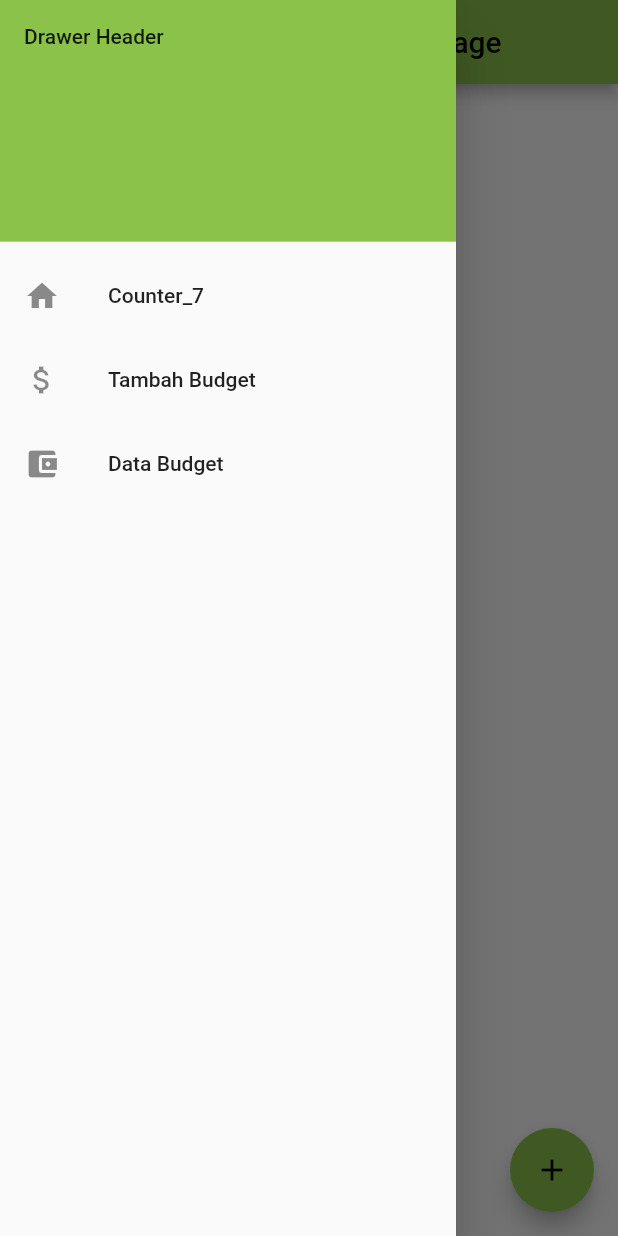
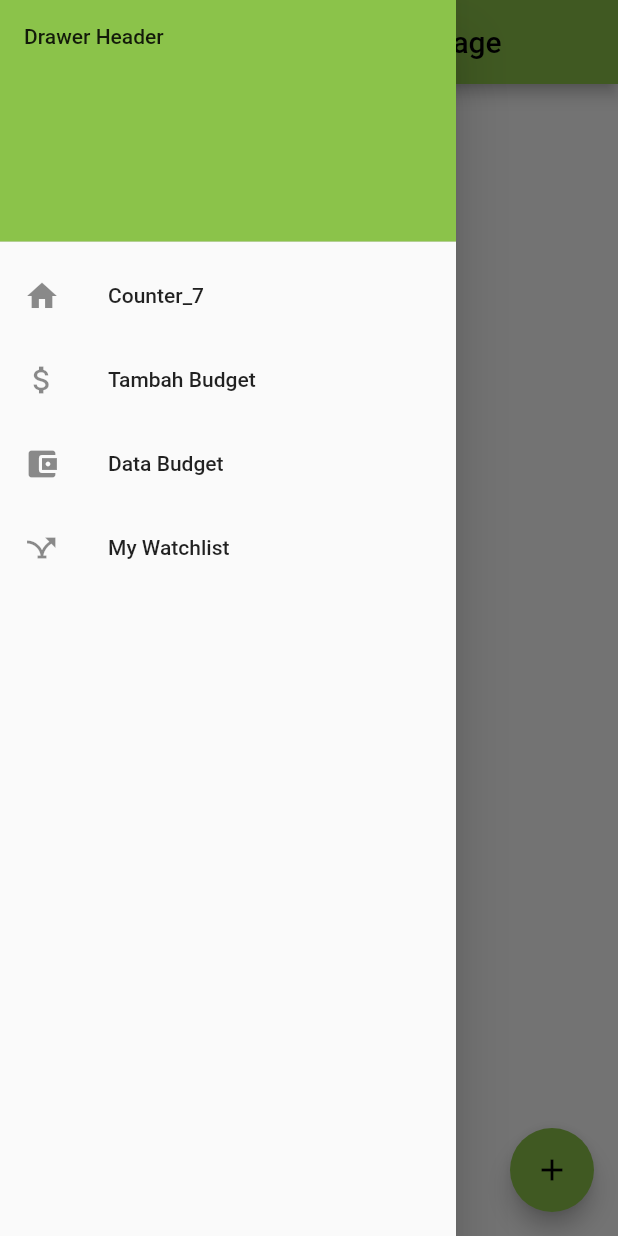
Before and after one commit to electyrion/pbp-flutter-lab, a Flutter app: the screen it shows after launch, with the side drawer open, on a phone screen of 412 x 824 dp. Run offline on Flutter 3.47's test engine with Material 2 defaults, Android fonts, the phone set to English and light mode, and no system bars.

Commit message:
add initial navigation button to mywatchlist

```diff
--- a/lib/drawer.dart
+++ b/lib/drawer.dart
@@ -24,13 +24,15 @@ class AppDrawer extends StatelessWidget {
             leading: const Icon(Icons.home),
             onTap: () {
               // Route to the home page
-              Navigator.of(context).pushReplacement(
-                  MaterialPageRoute(builder: (context) => const MyHomePage(title: 'Program Counter Home Page',)));
+              Navigator.of(context).pushReplacement(MaterialPageRoute(
+                  builder: (context) => const MyHomePage(
+                        title: 'Program Counter Home Page',
+                      )));
             },
           ),
           ListTile(
             title: const Text('Tambah Budget'),
-            leading: const Icon(Icons.attach_money ),
+            leading: const Icon(Icons.attach_money),
             onTap: () {
               // Update the state of the app.
               // close navigation drawer before
@@ -53,6 +55,18 @@ class AppDrawer extends StatelessWidget {
               );
             },
           ),
+          ListTile(
+            title: const Text("My Watchlist"),
+            leading: const Icon(Icons.airline_stops),
+            onTap: () {
+              // Update the state of the app.
+              Navigator.pop(context);
+              // Route menu ke halaman data
+              Navigator.of(context).push(
+                MaterialPageRoute(builder: (context) => const MyDataPage()),
+              );
+            },
+          )
         ],
       ),
     );
```
